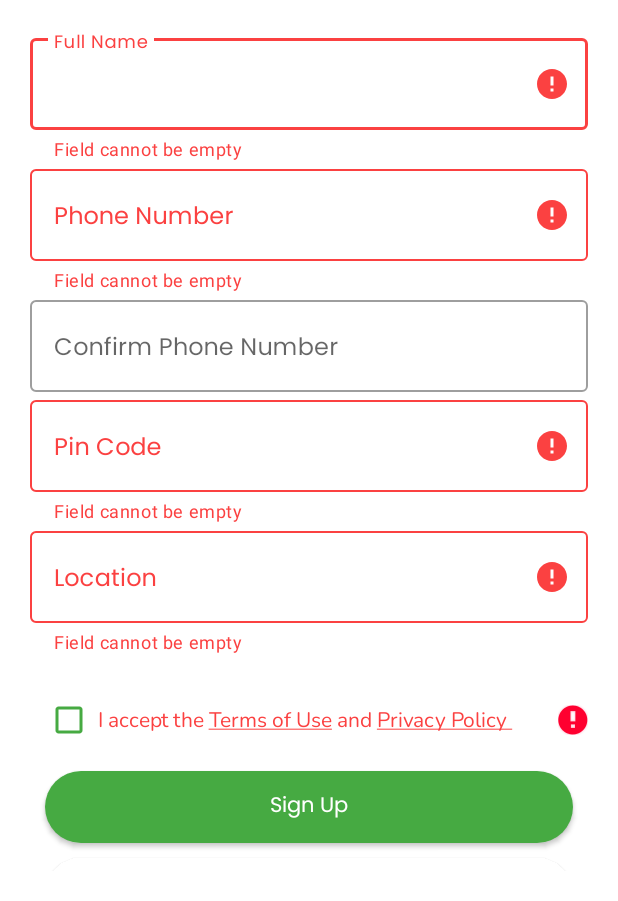
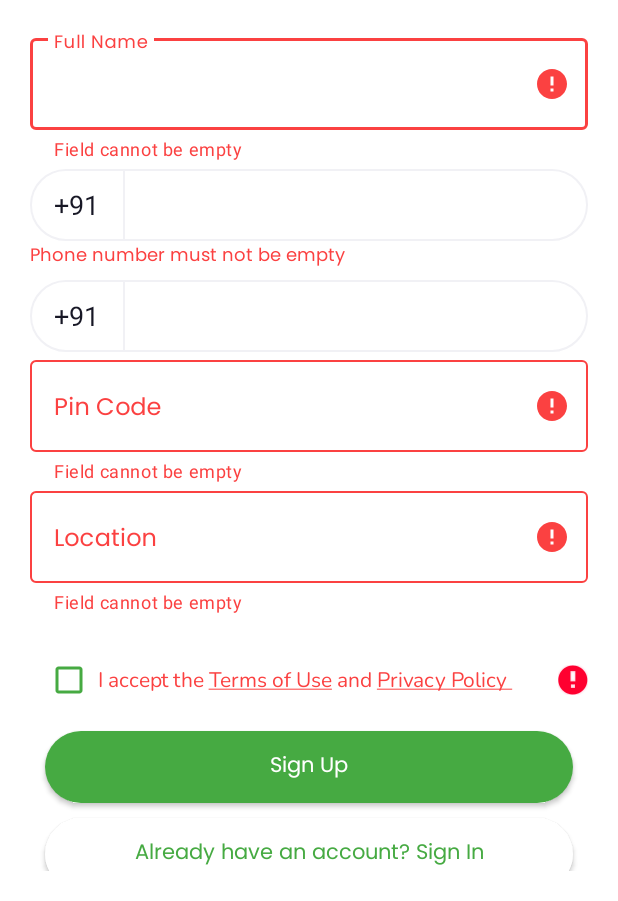
Before and after one commit to rahulpatle101/ApkaKisan-DEV-BETA, an Android app: the SignUpActivity screen opened directly, with no data from a screen before it, after a tap on "Sign Up", on a phone screen of 412 x 824 dp, the part 335-1236 px from its top. Run offline under Robolectric (Android 15) with nearby library versions, the phone set to English and light mode, and no system bars; our stand-ins replace Firebase (no records; nobody signed in at launch, a user with empty details on screens opened directly); Roboto replaces fonts that are not available here.

Commit message:
Update phone no field on sign in and sign up screens.

```diff
--- a/app/build.gradle
+++ b/app/build.gradle
@@ -90,4 +90,8 @@ dependencies {
     // Glide components
     implementation 'com.github.bumptech.glide:glide:4.13.2'
     annotationProcessor 'com.github.bumptech.glide:compiler:4.13.2'
+
+    // memory leakage components
+    // debugImplementation because LeakCanary should only run in debug builds.
+    debugImplementation 'com.squareup.leakcanary:leakcanary-android:2.9.1'
 }
--- a/app/src/main/java/com/apkakisan/myapplication/helpers/Constants.kt
+++ b/app/src/main/java/com/apkakisan/myapplication/helpers/Constants.kt
@@ -4,3 +4,6 @@ const val REQUEST_CODE = 0
 
 const val USER = "user"
 const val OBJ_ORDER = "order"
+
+const val PHONE_PK = "3234364949"
+const val PHONE_COUNTRY_CODE_FORMAT = "US"
--- a/app/src/main/java/com/apkakisan/myapplication/helpers/Enums.kt
+++ b/app/src/main/java/com/apkakisan/myapplication/helpers/Enums.kt
@@ -1,4 +1,9 @@
 package com.apkakisan.myapplication.helpers
+
+enum class CountryCode(val countryCode: String) {
+    PAKISTAN("+92"),
+    INDIA("+91")
+}
 
 enum class OrderStatus {
     RECEIVED,
--- a/app/src/main/java/com/apkakisan/myapplication/registration/SignUp.java
+++ b/app/src/main/java/com/apkakisan/myapplication/registration/SignUp.java
@@ -49,8 +49,8 @@ public class SignUp extends AppCompatActivity {
 
         //Hooks to all xml elements in activity_sign_up.xml
         regName = findViewById(R.id.reg_name);
-        regPhoneNo = findViewById(R.id.reg_phoneNo);
-        regPhoneNoConfirmation = findViewById(R.id.reg_phoneNoConfirmation);
+//        regPhoneNo = findViewById(R.id.reg_phoneNo);
+//        regPhoneNoConfirmation = findViewById(R.id.reg_phoneNoConfirmation);
         regPincode = findViewById(R.id.reg_pincode);
         regLocation = findViewById(R.id.reg_location);
         checkBox = findViewById(R.id.checkBox);
--- a/app/src/main/java/com/apkakisan/myapplication/registration/SignUpActivity.kt
+++ b/app/src/main/java/com/apkakisan/myapplication/registration/SignUpActivity.kt
@@ -9,16 +9,17 @@ import android.view.WindowManager
 import com.apkakisan.myapplication.R
 import com.google.firebase.database.ValueEventListener
 import com.google.firebase.database.DataSnapshot
-import android.widget.Toast
 import android.content.Intent
 import android.graphics.Color
+import android.telephony.PhoneNumberFormattingTextWatcher
 import android.view.View
 import android.widget.Button
+import androidx.core.widget.doAfterTextChanged
 import com.apkakisan.myapplication.User
-import com.apkakisan.myapplication.helpers.USER
-import com.apkakisan.myapplication.helpers.hideKeyboard
-import com.apkakisan.myapplication.helpers.showShortToast
+import com.apkakisan.myapplication.databinding.ActivitySignUpBinding
+import com.apkakisan.myapplication.helpers.*
 import com.apkakisan.myapplication.utils.BuildTypeUtil
+import com.apkakisan.myapplication.utils.PhoneNoUtil
 import com.google.firebase.database.DatabaseError
 import java.text.SimpleDateFormat
 import java.util.*
@@ -26,17 +27,18 @@ import java.util.*
 class SignUpActivity : AppCompatActivity() {
 
     private lateinit var regName: TextInputLayout
-    private lateinit var regPhoneNo: TextInputLayout
-    private lateinit var regPhoneNoConfirmation: TextInputLayout
     private lateinit var regPinCode: TextInputLayout
     private lateinit var regLocation: TextInputLayout
     private lateinit var regBtn: Button
     private lateinit var regToLoginBtn: Button
     private lateinit var checkBox: CheckBox
 
+    private lateinit var binding: ActivitySignUpBinding
+
     override fun onCreate(savedInstanceState: Bundle?) {
         super.onCreate(savedInstanceState)
-        setContentView(R.layout.activity_sign_up)
+        binding = ActivitySignUpBinding.inflate(layoutInflater)
+        setContentView(binding.root)
 
         //This Line will hide the status bar from the screen
         window.setFlags(
@@ -45,19 +47,40 @@ class SignUpActivity : AppCompatActivity() {
         )
 
         regName = findViewById(R.id.reg_name)
-        regPhoneNo = findViewById(R.id.reg_phoneNo)
-        regPhoneNoConfirmation = findViewById(R.id.reg_phoneNoConfirmation)
         regPinCode = findViewById(R.id.reg_pincode)
         regLocation = findViewById(R.id.reg_location)
         checkBox = findViewById(R.id.checkBox)
 
+        if (BuildTypeUtil.isDebug() || BuildTypeUtil.isDebugWithRegistration()) {
+            binding.layoutPhone.tvCountryCode.text = CountryCode.PAKISTAN.countryCode
+            binding.layoutConfirmPhone.tvCountryCode.text = CountryCode.PAKISTAN.countryCode
+        }
+
         if (BuildTypeUtil.isDebugWithRegistration()) {
             regName.editText?.setText("Muhammad Omer Saleem")
-            regPhoneNo.editText?.setText("3234364949")
-            regPhoneNoConfirmation.editText?.setText("3234364949")
+            binding.layoutPhone.etPhoneNo.setText(PhoneNoUtil.format10DigitToUS(PHONE_PK))
+            binding.layoutConfirmPhone.etPhoneNo.setText(PhoneNoUtil.format10DigitToUS(PHONE_PK))
             regPinCode.editText?.setText("123456")
             regLocation.editText?.setText("Lahore, Pakistan")
             checkBox.isChecked = true
+        }
+
+        binding.layoutPhone.etPhoneNo.addTextChangedListener(
+            PhoneNumberFormattingTextWatcher(
+                PHONE_COUNTRY_CODE_FORMAT
+            )
+        )
+        binding.layoutPhone.etPhoneNo.doAfterTextChanged {
+            binding.tvPhoneError.visibility = View.GONE
+        }
+
+        binding.layoutConfirmPhone.etPhoneNo.addTextChangedListener(
+            PhoneNumberFormattingTextWatcher(
+                PHONE_COUNTRY_CODE_FORMAT
+            )
+        )
+        binding.layoutConfirmPhone.etPhoneNo.doAfterTextChanged {
+            binding.tvConfirmPhoneError.visibility = View.GONE
         }
 
         regBtn = findViewById(R.id.reg_btn)
@@ -76,19 +99,15 @@ class SignUpActivity : AppCompatActivity() {
             }
 
             val userEnteredPhoneNumber =
-                if (BuildTypeUtil.isDebug() || BuildTypeUtil.isDebugWithRegistration())
-                    "+92${regPhoneNo.editText?.text.toString().trim()}"
-                else
-                    "+91${regPhoneNo.editText?.text.toString().trim()}"
+                PhoneNoUtil.formatForServer(binding.layoutPhone.etPhoneNo.text.toString())
 
-            //Set Firebase Root reference
             val reference = FirebaseDatabase.getInstance().getReference("User")
-            val checkUser = reference.child("phoneNumber").equalTo(userEnteredPhoneNumber)
+            val checkUser = reference.orderByChild("phoneNumber").equalTo(userEnteredPhoneNumber)
             checkUser.addListenerForSingleValueEvent(object : ValueEventListener {
                 override fun onDataChange(dataSnapshot: DataSnapshot) {
                     if (dataSnapshot.exists()) {
-                        regPhoneNo.error = "User already exists. Please Sign in."
-                        regPhoneNo.requestFocus()
+                        binding.layoutPhone.etPhoneNo.error = "User already exists. Please Sign in."
+                        binding.layoutPhone.etPhoneNo.requestFocus()
                     } else {
                         val fullNameValue = regName.editText?.text.toString()
                         val pinCodeValue = regPinCode.editText?.text.toString()
@@ -153,25 +172,6 @@ class SignUpActivity : AppCompatActivity() {
         }
     }
 
-    private fun matchPhoneNumber(): Boolean {
-        val temp = regPhoneNoConfirmation.editText?.text.toString()
-        val tempConfirm = regPhoneNo.editText?.text.toString()
-
-//        Convert Numbers to string and use compareTo() method in the string class. compareTo() method returns 0 if both strings are same, else returns 1 or -1.
-        return if (temp.compareTo(tempConfirm) == 0) {
-            regPhoneNoConfirmation.error = null
-            regPhoneNoConfirmation.isErrorEnabled = false
-            regPhoneNo.error = null
-            regPhoneNo.isErrorEnabled = false
-            true
-        } else {
-            regPhoneNoConfirmation.error =
-                "Phone numbers are not the same. Please enter same numbers"
-            regPhoneNo.error = "Phone Numbers not the same"
-            false
-        }
-    }
-
     private fun validateLocation(): Boolean {
         val temp = regLocation.editText?.text.toString()
         return if (temp.isNotEmpty()) {
@@ -197,29 +197,39 @@ class SignUpActivity : AppCompatActivity() {
     }
 
     private fun validatePhoneNo(): Boolean {
-        val phoneNo = regPhoneNo.editText?.text.toString()
-        val confirmPhoneNo = regPhoneNoConfirmation.editText?.text.toString()
-        return if (phoneNo.isNotEmpty()) {
-            if (phoneNo.length == 10 && confirmPhoneNo.length == 10) {
-                if (matchPhoneNumber()) {
-                    regPhoneNoConfirmation.error = null
-                    regPhoneNoConfirmation.isErrorEnabled = false
-                    regPhoneNo.error = null
-                    regPhoneNo.isErrorEnabled = false
-                    true
-                } else {
-                    regPhoneNoConfirmation.error = "Phone number don't match"
-                    regPhoneNo.error = "Phone number don't match"
-                    false
-                }
-            } else {
-                regPhoneNoConfirmation.error = "Please enter valid phone number"
-                regPhoneNo.error = "Please enter valid phone number"
-                false
-            }
-        } else {
-            regPhoneNo.error = "Field cannot be empty"
-            false
+        val usFormattedPhoneNo = binding.layoutPhone.etPhoneNo.text.toString()
+        val phoneNo = PhoneNoUtil.formatUSTo10Digit(usFormattedPhoneNo)
+
+        val usFormattedConfirmedPhoneNo = binding.layoutConfirmPhone.etPhoneNo.text.toString()
+        val confirmedPhoneNo = PhoneNoUtil.formatUSTo10Digit(usFormattedConfirmedPhoneNo)
+
+        if (phoneNo.isEmpty()) {
+            binding.tvPhoneError.visibility = View.VISIBLE
+            binding.tvPhoneError.text = getString(R.string.empty_phone)
+            return false
         }
+        if (phoneNo.length < 10) {
+            binding.tvPhoneError.visibility = View.VISIBLE
+            binding.tvPhoneError.text = getString(R.string.invalid_phone)
+            return false
+        }
+        if (confirmedPhoneNo.isEmpty()) {
+            binding.tvConfirmPhoneError.visibility = View.VISIBLE
+            binding.tvConfirmPhoneError.text = getString(R.string.empty_confirmed_phone)
+            return false
+        }
+        if (confirmedPhoneNo.length < 10) {
+            binding.tvConfirmPhoneError.visibility = View.VISIBLE
+            binding.tvConfirmPhoneError.text = getString(R.string.invalid_confirmed_phone)
+            return false
+        }
+        if (phoneNo != confirmedPhoneNo) {
+            binding.tvPhoneError.visibility = View.GONE
+            binding.tvConfirmPhoneError.visibility = View.VISIBLE
+            binding.tvConfirmPhoneError.text = getString(R.string.phone_confirmed_not_matched)
+            return false
+        }
+
+        return true
     }
 }
--- /dev/null
+++ b/app/src/main/java/com/apkakisan/myapplication/utils/PhoneNoUtil.kt
@@ -0,0 +1,47 @@
+package com.apkakisan.myapplication.utils
+
+import android.telephony.PhoneNumberUtils
+import com.apkakisan.myapplication.helpers.PHONE_COUNTRY_CODE_FORMAT
+import java.lang.Exception
+
+object PhoneNoUtil {
+
+    /** formats 3234364949 to (323) 436-4949 */
+    fun format10DigitToUS(phone: String): String {
+        try {
+            return PhoneNumberUtils.formatNumber(phone, PHONE_COUNTRY_CODE_FORMAT)
+        } catch (ex: Exception) {
+            println("Formatting 10 digit phone no to US failed.")
+        }
+        return ""
+    }
+
+    /** formats (323) 436-4949 to 3234364949 */
+    fun formatUSTo10Digit(phone: String): String {
+        var tempPhone = phone
+        try {
+            tempPhone = tempPhone.filter { it.isLetterOrDigit() || it.isWhitespace() }
+            tempPhone = tempPhone.replace(" ", "")
+        } catch (ex: Exception) {
+            println("Formatting US phone no to 10 digits failed.")
+        }
+        return tempPhone
+    }
+
+    /** formats 10 digit (3234364949) to following based on build type...
+     * +923234364949 for pakistan if build type is debug_with_registration
+     * +913234364949 for india if build type is rahul
+     */
+    fun formatForServer(phone: String): String {
+        var tempPhone = ""
+        try {
+            tempPhone = if (BuildTypeUtil.isDebugWithRegistration())
+                PhoneNumberUtils.formatNumberToE164(phone, "PK")
+            else
+                PhoneNumberUtils.formatNumberToE164(phone, "IN")
+        } catch (ex: Exception) {
+            println("Formatting phone no for server failed.")
+        }
+        return tempPhone
+    }
+}
--- a/app/src/main/res/layout/activity_home.xml
+++ b/app/src/main/res/layout/activity_home.xml
@@ -63,6 +63,7 @@
         app:itemIconTint="@color/navigation_item"
         app:itemTextColor="@color/navigation_item"
         app:labelVisibilityMode="labeled"
+
         app:layout_constraintBottom_toBottomOf="parent"
         app:menu="@menu/menu_navigation" />
 
--- a/app/src/main/res/layout/activity_sign_up.xml
+++ b/app/src/main/res/layout/activity_sign_up.xml
@@ -14,8 +14,7 @@
         android:layout_width="match_parent"
         android:layout_height="wrap_content"
         android:background="#fff"
-        android:orientation="vertical"
-        android:paddingBottom="20dp">
+        android:orientation="vertical">
 
         <androidx.appcompat.widget.AppCompatImageView
             android:layout_width="wrap_content"
@@ -55,37 +54,33 @@
 
             </com.google.android.material.textfield.TextInputLayout>
 
-            <com.google.android.material.textfield.TextInputLayout
-                android:id="@+id/reg_phoneNo"
-                style="@style/Widget.MaterialComponents.TextInputLayout.OutlinedBox"
+            <include
+                android:id="@+id/layoutPhone"
+                layout="@layout/layout_phone"
                 android:layout_width="match_parent"
-                android:layout_height="wrap_content"
-                android:hint="Phone Number">
+                android:layout_height="@dimen/_48dp"
+                android:layout_marginStart="@dimen/dp0"
+                android:layout_marginTop="@dimen/_5dp"
+                android:layout_marginEnd="@dimen/dp0" />
 
-                <com.google.android.material.textfield.TextInputEditText
-                    android:layout_width="match_parent"
-                    android:layout_height="wrap_content"
-                    android:fontFamily="@font/poppins_regular"
-                    android:inputType="phone"
-                    android:maxLength="10" />
+            <androidx.appcompat.widget.AppCompatTextView
+                android:id="@+id/tvPhoneError"
+                style="@style/TextView.FormField.Error"
+                android:layout_marginStart="@dimen/dp0" />
 
-            </com.google.android.material.textfield.TextInputLayout>
+            <include
+                android:id="@+id/layoutConfirmPhone"
+                layout="@layout/layout_phone"
+                android:layout_width="match_parent"
+                android:layout_height="@dimen/_48dp"
+                android:layout_marginStart="@dimen/dp0"
+                android:layout_marginTop="@dimen/_5dp"
+                android:layout_marginEnd="@dimen/dp0" />
 
-            <com.google.android.material.textfield.TextInputLayout
-                android:id="@+id/reg_phoneNoConfirmation"
-                style="@style/Widget.MaterialComponents.TextInputLayout.OutlinedBox"
-                android:layout_width="match_parent"
-                android:layout_height="wrap_content"
-                android:hint="Confirm Phone Number">
-
-                <com.google.android.material.textfield.TextInputEditText
-                    android:layout_width="match_parent"
-                    android:layout_height="wrap_content"
-                    android:fontFamily="@font/poppins_regular"
-                    android:inputType="phone"
-                    android:maxLength="10" />
-
-            </com.google.android.material.textfield.TextInputLayout>
+            <androidx.appcompat.widget.AppCompatTextView
+                android:id="@+id/tvConfirmPhoneError"
+                style="@style/TextView.FormField.Error"
+                android:layout_marginStart="@dimen/dp0" />
 
             <com.google.android.material.textfield.TextInputLayout
                 android:id="@+id/reg_pincode"
@@ -151,6 +146,7 @@
             android:layout_marginStart="10dp"
             android:layout_marginTop="10dp"
             android:layout_marginEnd="10dp"
+            android:layout_marginBottom="@dimen/_20dp"
             android:background="@drawable/rounded_button_outline"
             android:elevation="0dp"
             android:fontFamily="@font/poppins_regular"
--- /dev/null
+++ b/app/src/main/res/layout/layout_phone.xml
@@ -0,0 +1,39 @@
+<?xml version="1.0" encoding="utf-8"?>
+<androidx.constraintlayout.widget.ConstraintLayout xmlns:android="http://schemas.android.com/apk/res/android"
+    xmlns:app="http://schemas.android.com/apk/res-auto"
+    xmlns:tools="http://schemas.android.com/tools"
+    style="@style/ConstraintLayout.PhoneNo"
+    tools:context=".profile.ProfileActivity">
+
+    <androidx.appcompat.widget.AppCompatTextView
+        android:id="@+id/tvCountryCode"
+        android:layout_width="wrap_content"
+        android:layout_height="match_parent"
+        android:layout_marginStart="@dimen/_16dp"
+        android:gravity="center"
+        android:text="+91"
+        android:textColor="@color/colorTextBlack"
+        android:textSize="@dimen/_18sp"
+        app:layout_constraintStart_toStartOf="parent" />
+
+    <View
+        android:id="@+id/separator"
+        android:layout_width="@dimen/_1dp"
+        android:layout_height="match_parent"
+        android:layout_marginStart="@dimen/_16dp"
+        android:background="@color/colorWhiteGrey"
+        app:layout_constraintStart_toEndOf="@+id/tvCountryCode" />
+
+    <androidx.appcompat.widget.AppCompatEditText
+        android:id="@+id/etPhoneNo"
+        android:layout_width="0dp"
+        android:layout_height="match_parent"
+        android:layout_marginStart="@dimen/_16dp"
+        android:layout_marginEnd="@dimen/_16dp"
+        android:background="@null"
+        android:inputType="phone"
+        android:maxLength="14"
+        android:textSize="@dimen/_18sp"
+        app:layout_constraintEnd_toEndOf="parent"
+        app:layout_constraintStart_toEndOf="@+id/separator" />
+</androidx.constraintlayout.widget.ConstraintLayout>
--- a/app/src/main/res/values/strings.xml
+++ b/app/src/main/res/values/strings.xml
@@ -74,8 +74,11 @@
     <string name="profile_updated">Profile Updated!</string>
     <string name="profile_updated_successfully">You have successfully updated your profile.</string>
     <string name="empty_name">Name must not be empty</string>
+    <string name="empty_phone">Phone number must not be empty</string>
+    <string name="empty_confirmed_phone">Confirm phone number must not be empty</string>
     <string name="invalid_phone">Invalid phone number</string>
-    <string name="empty_phone">Phone number must not be empty</string>
+    <string name="invalid_confirmed_phone">Invalid confirm phone number</string>
+    <string name="phone_confirmed_not_matched">Phone and confirmed phone not matched</string>
     <string name="empty_address">Address must not be empty</string>
     <string name="image_upload_failed">Image upload failed.</string>
 
--- a/app/src/main/res/values/styles.xml
+++ b/app/src/main/res/values/styles.xml
@@ -17,6 +17,12 @@
     <style name="ConstraintLayout">
         <item name="android:layout_width">match_parent</item>
         <item name="android:layout_height">wrap_content</item>
+    </style>
+
+    <style name="ConstraintLayout.PhoneNo" parent="ConstraintLayout">
+        <item name="android:layout_height">@dimen/_48dp</item>
+        <item name="android:layout_marginTop">@dimen/_5dp</item>
+        <item name="android:background">@drawable/shape_edittext_form</item>
     </style>
 
     <style name="ConstraintLayout.Profile.Field" parent="ConstraintLayout">
```
Also changed, not shown: app/src/main/java/com/apkakisan/myapplication/network/FirebaseDataSource.kt (+15 -3 lines), app/src/main/java/com/apkakisan/myapplication/profile/EditProfileFragment.kt (+4 -4 lines), app/src/main/java/com/apkakisan/myapplication/profile/EditProfileViewModel.kt (+4 -9 lines), app/src/main/java/com/apkakisan/myapplication/registration/LoginActivity.kt (+46 -35 lines), app/src/main/java/com/apkakisan/myapplication/registration/VerifyPhoneNoActivity.kt (+6 -4 lines), app/src/main/res/layout/activity_login.xml (+9 -18 lines), app/src/main/res/layout/fragment_edit_profile.xml (+7 -34 lines), app/src/main/res/menu/menu_navigation.xml (+6 -6 lines).
